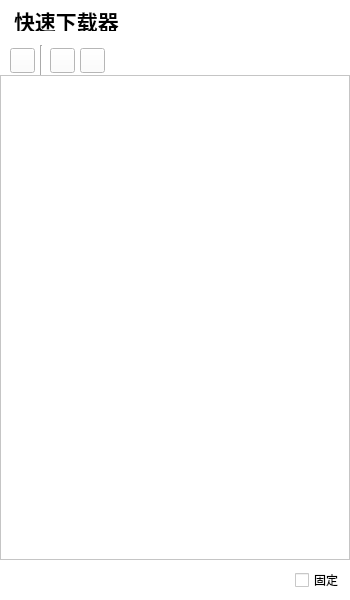
This is qt/FastDownloader/mainwindow.ui in brok1n/FastDownloader as Qt 5 draws it before an edit. The edited form follows.
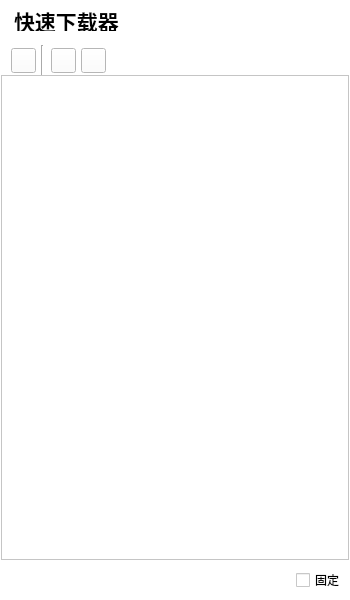
This is the edited form. Icons and pictures are not drawn.

Commit message: 完成下载列表的滚动条样式修改，显示下载进度百分比，显示下载文件大小

The edit to the form file:
```diff
--- a/qt/FastDownloader/mainwindow.ui
+++ b/qt/FastDownloader/mainwindow.ui
@@ -38,6 +38,9 @@
    <string notr="true">background-color:#FFFFFF;</string>
   </property>
   <widget class="QWidget" name="mainContent">
+   <property name="styleSheet">
+    <string notr="true"/>
+   </property>
    <widget class="QWidget" name="title" native="true">
     <property name="geometry">
      <rect>
@@ -115,9 +118,9 @@
    <widget class="QWidget" name="toolsBar" native="true">
     <property name="geometry">
      <rect>
-      <x>0</x>
+      <x>1</x>
       <y>45</y>
-      <width>350</width>
+      <width>348</width>
       <height>30</height>
      </rect>
     </property>
@@ -201,10 +204,10 @@
    <widget class="QWidget" name="statusBar" native="true">
     <property name="geometry">
      <rect>
-      <x>0</x>
+      <x>1</x>
       <y>560</y>
-      <width>350</width>
-      <height>40</height>
+      <width>348</width>
+      <height>39</height>
      </rect>
     </property>
     <property name="styleSheet">
@@ -227,14 +230,72 @@
    <widget class="QListWidget" name="downloadList">
     <property name="geometry">
      <rect>
-      <x>0</x>
+      <x>1</x>
       <y>75</y>
-      <width>350</width>
+      <width>348</width>
       <height>485</height>
      </rect>
     </property>
     <property name="styleSheet">
-     <string notr="true"/>
+     <string notr="true">
+QScrollBar:vertical {
+	border:none;
+      background:transparent;
+      width: 5px;
+      margin: 0;
+}
+
+
+QScrollBar:hover {
+	width:20px;
+}
+/**
+滚动条拖动按钮
+*/
+QScrollBar::handle:vertical {
+  background:  #46B9F0;
+  min-height: 20px;
+}
+/*
+QScrollBar::up-arrow:vertical, QScrollBar::down-arrow:vertical {
+  border: 2px solid #00FF00;
+  width: 3px;
+  height: 3px;
+  background: #FF0000;
+}
+QScrollBar::add-page:vertical, QScrollBar::sub-page:vertical {
+  background: none;
+}*/
+
+/**
+滚动条底部按钮块
+*/
+QScrollBar::add-line:vertical {
+  border:none;
+  background: transparent;
+  height:0px;
+  subcontrol-position: bottom;
+  subcontrol-origin: margin;
+}
+/**
+滚动条顶部按钮块
+*/
+QScrollBar::sub-line:vertical {
+  border:none;
+  background: #FF0000;
+  height: 0px;
+  subcontrol-position: top;
+  subcontrol-origin: margin;
+}</string>
+    </property>
+    <property name="verticalScrollBarPolicy">
+     <enum>Qt::ScrollBarAsNeeded</enum>
+    </property>
+    <property name="horizontalScrollBarPolicy">
+     <enum>Qt::ScrollBarAlwaysOff</enum>
+    </property>
+    <property name="sizeAdjustPolicy">
+     <enum>QAbstractScrollArea::AdjustIgnored</enum>
     </property>
    </widget>
    <widget class="QLabel" name="emptyDownloadImage">
```
The commit also changes 12 other files.
